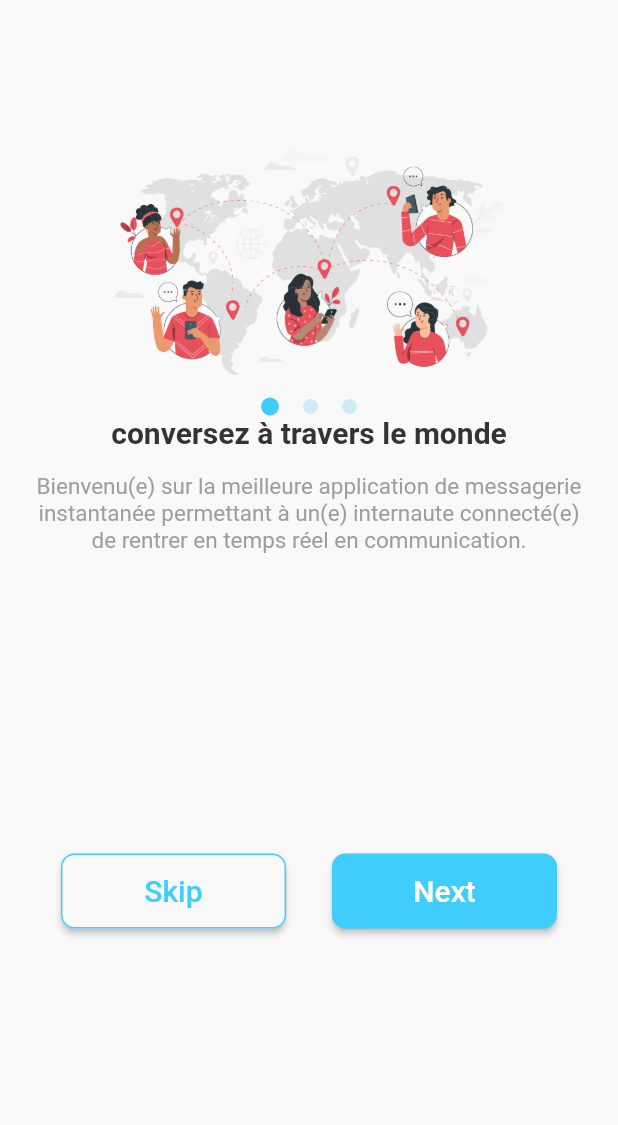
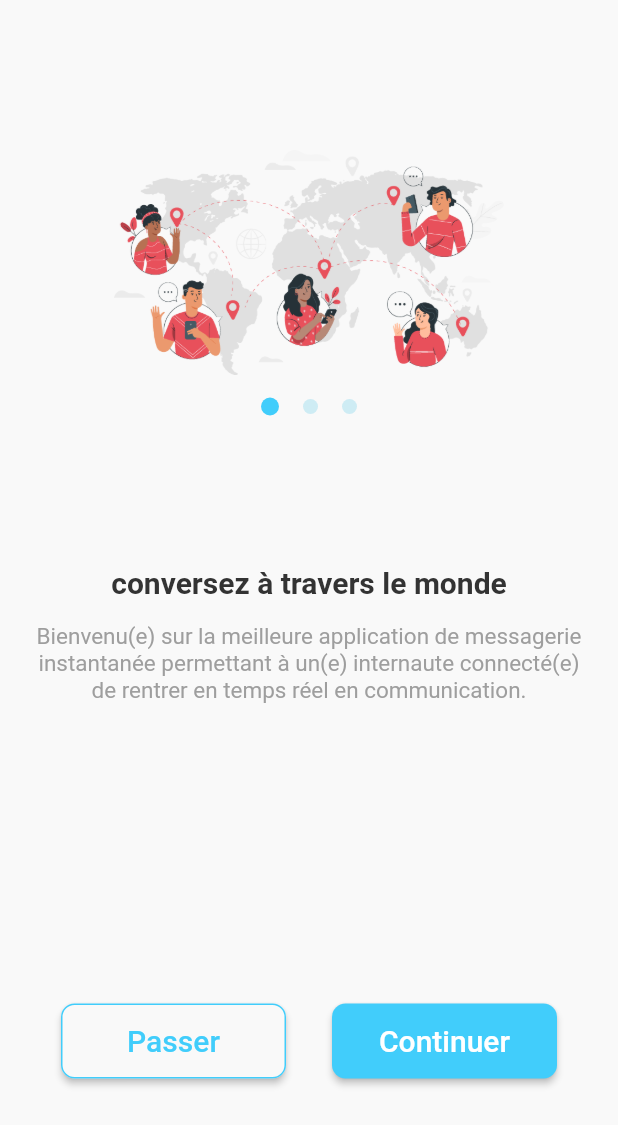
Before and after one commit to marczer/Onzek2, a Flutter app: the screen it shows after launch, on a phone screen of 412 x 824 dp. Shown: the top 1125 px of the screen. Run offline on Flutter 3.47's test engine with Material 2 defaults, Android fonts, the phone set to English and light mode, and no system bars; our stand-ins replace grouped_list, image_picker; missing offline and left inert: dart:html.

Commit message:
c'est ok

```diff
--- a/lib/fonction/Intro.dart
+++ b/lib/fonction/Intro.dart
@@ -46,6 +46,7 @@ class Intro extends StatelessWidget {
                     pointsprogression((index == currentScreenNo) ? true : false)
                 ],
               ),
+              const SizedBox(height: 100),
               Text(
                 title,
                 style: TextStyle(
@@ -73,18 +74,23 @@ class Intro extends StatelessWidget {
                 SizedBox(
                     height: 50,
                     width: 300,
-                    child: boutton2(title: "Get started", onPressed: () {}))
+                    child: boutton2(title: "Commencer", onPressed: () {}))
               ],
             ),
             child: Row(
               mainAxisAlignment: MainAxisAlignment.spaceEvenly,
               children: [
-                boutton1(title: ("Skip"), onPressed: () {
-                  Navigator.push(context, MaterialPageRoute(builder: (context) => MyHomePage(),));
-                }
-                ),
+                boutton1(
+                    title: ("Passer"),
+                    onPressed: () {
+                      Navigator.push(
+                          context,
+                          MaterialPageRoute(
+                            builder: (context) => MyHomePage(),
+                          ));
+                    }),
                 boutton2(
-                  title: "Next",
+                  title: "Continuer",
                   onPressed: () {
                     onNextPressed(currentScreenNo + 1);
                   },
```
Also changed, not shown: pubspec.lock.
